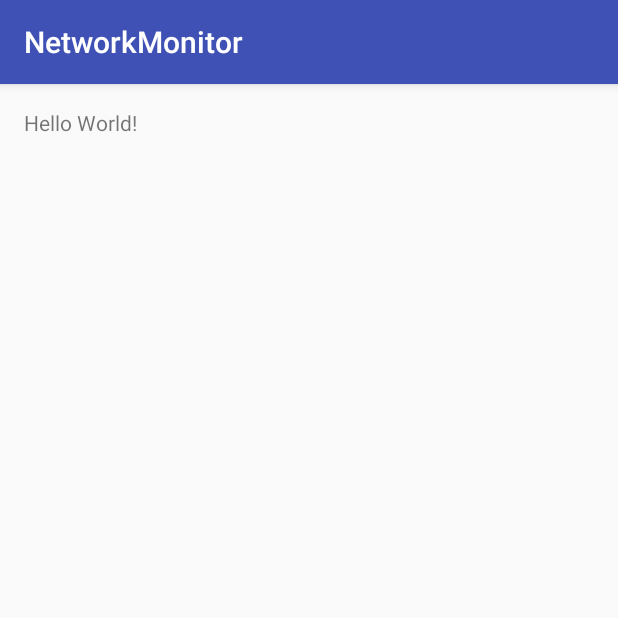
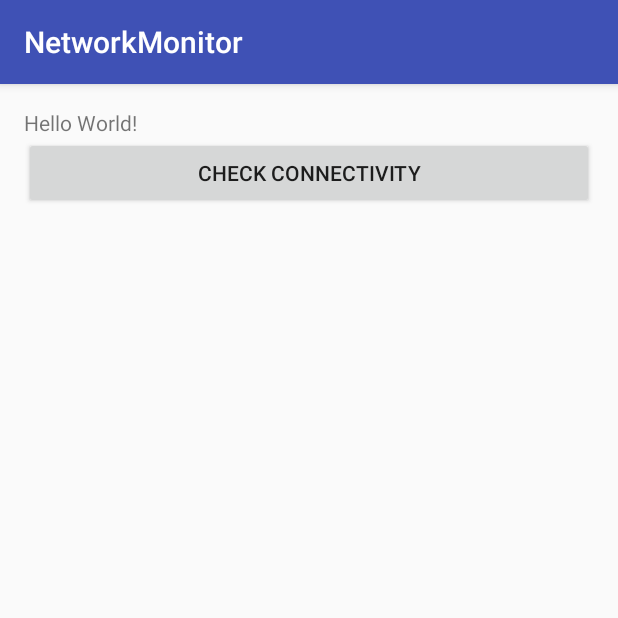
Before and after one commit to Draldo/w4d4-simple-networkmonitor, an Android app: the screen it shows after launch (MainActivity), on a phone screen of 412 x 824 dp, the top half of it. Run offline under Robolectric (Android 15) with nearby library versions, the phone set to English and light mode, and no system bars.

Commit message:
Checking for connection

```diff
--- a/app/build.gradle
+++ b/app/build.gradle
@@ -23,4 +23,5 @@ dependencies {
     compile fileTree(dir: 'libs', include: ['*.jar'])
     testCompile 'junit:junit:4.12'
     compile 'com.android.support:appcompat-v7:24.1.1'
+    compile 'com.android.support:design:24.1.1'
 }
--- a/app/src/main/AndroidManifest.xml
+++ b/app/src/main/AndroidManifest.xml
@@ -1,6 +1,9 @@
 <?xml version="1.0" encoding="utf-8"?>
 <manifest xmlns:android="http://schemas.android.com/apk/res/android"
     package="com.example.admin.networkmonitor">
+
+    <uses-permission android:name="android.permission.INTERNET"></uses-permission>
+    <uses-permission android:name="android.permission.ACCESS_NETWORK_STATE"></uses-permission>
 
     <application
         android:allowBackup="true"
--- a/app/src/main/res/layout/activity_main.xml
+++ b/app/src/main/res/layout/activity_main.xml
@@ -1,5 +1,5 @@
 <?xml version="1.0" encoding="utf-8"?>
-<RelativeLayout xmlns:android="http://schemas.android.com/apk/res/android"
+<LinearLayout xmlns:android="http://schemas.android.com/apk/res/android"
     xmlns:tools="http://schemas.android.com/tools"
     android:layout_width="match_parent"
     android:layout_height="match_parent"
@@ -7,10 +7,17 @@
     android:paddingLeft="@dimen/activity_horizontal_margin"
     android:paddingRight="@dimen/activity_horizontal_margin"
     android:paddingTop="@dimen/activity_vertical_margin"
+    android:orientation="vertical"
     tools:context="com.example.admin.networkmonitor.MainActivity">
 
     <TextView
         android:layout_width="wrap_content"
         android:layout_height="wrap_content"
         android:text="Hello World!" />
-</RelativeLayout>
+
+    <Button
+        android:onClick="doMagic"
+        android:text="Check connectivity"
+        android:layout_width="match_parent"
+        android:layout_height="wrap_content" />
+</LinearLayout>
```
Also changed, not shown: app/src/main/java/com/example/admin/networkmonitor/MainActivity.java (+23 -0 lines).
